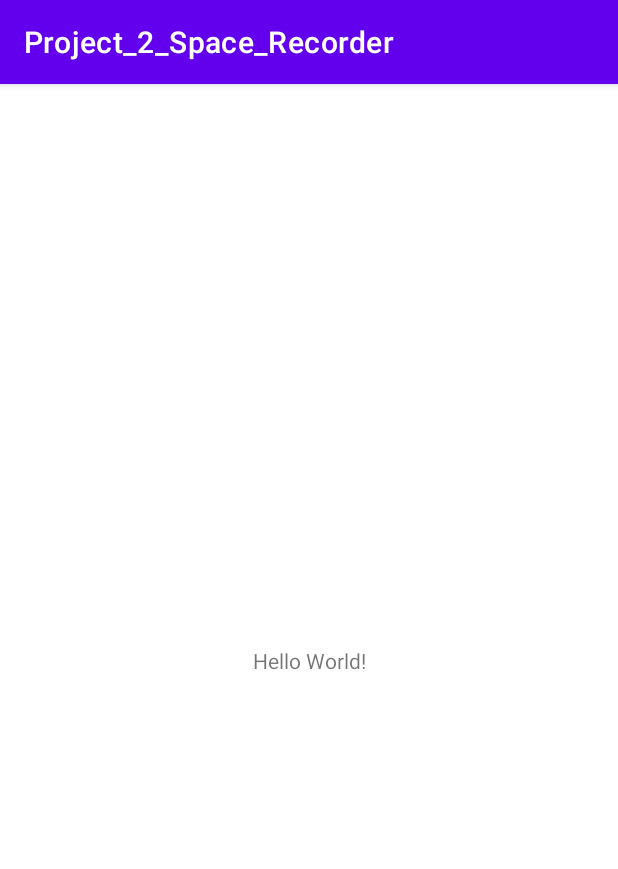
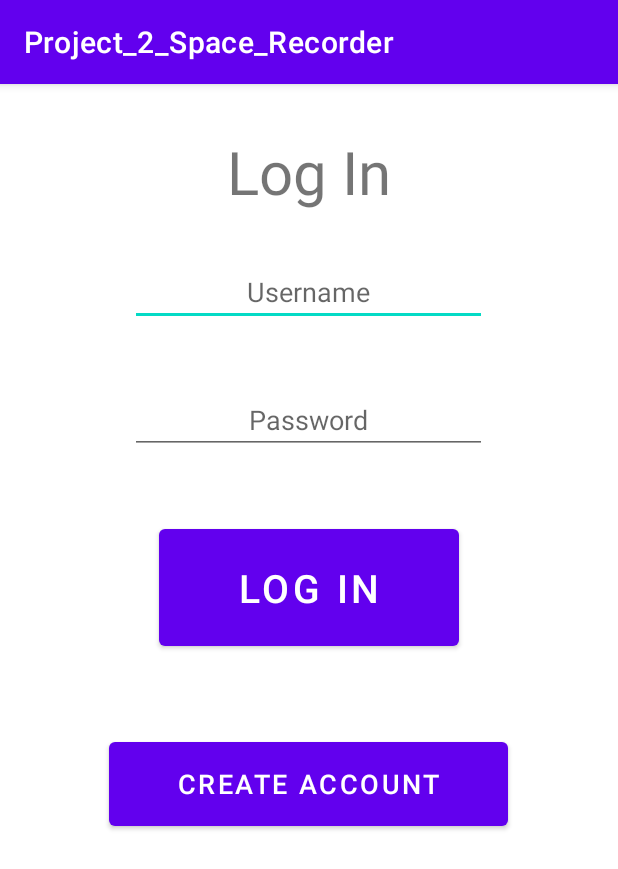
Before and after one commit to TomasDiazWahl/Project_2_Space_Recorder, an Android app: the screen it shows after launch (MainActivity), on a phone screen of 412 x 824 dp. Shown: the top 869 px of the screen. Run offline under Robolectric (Android 15) with nearby library versions, the phone set to English and light mode, and no system bars.

Commit message:
Something working

```diff
--- a/app/build.gradle
+++ b/app/build.gradle
@@ -32,7 +32,7 @@ android {
         sourceCompatibility JavaVersion.VERSION_1_8
         targetCompatibility JavaVersion.VERSION_1_8
     }
-    namespace 'Universe_DB'
+    namespace 'com.example.project_2_space_recorder'
 
     buildFeatures {
         viewBinding true
--- a/app/src/main/java/Universe_DB/AppDataBaseSpace.java
+++ b/app/src/main/java/Universe_DB/AppDataBaseSpace.java
@@ -1,5 +1,4 @@
 package Universe_DB;
-
 
 import android.content.Context;
 
--- a/app/src/main/java/com/example/project_2_space_recorder/MainActivity.java
+++ b/app/src/main/java/com/example/project_2_space_recorder/MainActivity.java
@@ -4,7 +4,7 @@ import android.os.Bundle;
 
 import androidx.appcompat.app.AppCompatActivity;
 
-import Universe_DB.R;
+import com.example.project_2_space_recorder.R;
 
 public class MainActivity extends AppCompatActivity {
 
--- a/app/src/main/res/layout/activity_main.xml
+++ b/app/src/main/res/layout/activity_main.xml
@@ -4,15 +4,69 @@
     xmlns:tools="http://schemas.android.com/tools"
     android:layout_width="match_parent"
     android:layout_height="match_parent"
-    tools:context=".MainActivity">
+    tools:context="com.example.project_2_space_recorder.MainActivity">
+
 
     <TextView
+        android:id="@+id/textView"
         android:layout_width="wrap_content"
         android:layout_height="wrap_content"
-        android:text="Hello World!"
-        app:layout_constraintBottom_toBottomOf="parent"
+        android:gravity="center"
+        android:text="@string/textview_login"
+        android:textSize="40sp"
+        app:layout_constraintBottom_toTopOf="@+id/edit_text_username"
         app:layout_constraintEnd_toEndOf="parent"
         app:layout_constraintStart_toStartOf="parent"
         app:layout_constraintTop_toTopOf="parent" />
 
+    <EditText
+        android:id="@+id/edit_text_username"
+        android:layout_width="238dp"
+        android:layout_height="45dp"
+        android:layout_marginTop="116dp"
+        android:gravity="center"
+        android:hint="@string/edit_text_username"
+        app:layout_constraintEnd_toEndOf="parent"
+        app:layout_constraintHorizontal_bias="0.497"
+        app:layout_constraintStart_toStartOf="parent"
+        app:layout_constraintTop_toTopOf="parent"
+        android:autofillHints="Username" />
+
+    <EditText
+        android:id="@+id/editText"
+        android:layout_width="238dp"
+        android:layout_height="45dp"
+        android:layout_marginTop="40dp"
+        android:gravity="center"
+        android:hint="@string/edit_text_password"
+        app:layout_constraintEnd_toEndOf="parent"
+        app:layout_constraintHorizontal_bias="0.497"
+        app:layout_constraintStart_toStartOf="parent"
+        app:layout_constraintTop_toBottomOf="@+id/edit_text_username" />
+
+    <Button
+        android:layout_width="200dp"
+        android:layout_height="90dp"
+        android:layout_marginTop="44dp"
+        android:gravity="center"
+        android:text="@string/button_log_in"
+        android:id="@+id/button_log_in"
+        android:textSize="26sp"
+        app:layout_constraintEnd_toEndOf="parent"
+        app:layout_constraintStart_toStartOf="parent"
+        app:layout_constraintTop_toBottomOf="@+id/editText" />
+
+    <Button
+        android:layout_width="266dp"
+        android:layout_height="68dp"
+        android:layout_marginTop="52dp"
+        android:gravity="center"
+        android:text="@string/button_create_account"
+        android:textSize="18sp"
+        app:layout_constraintEnd_toEndOf="parent"
+        app:layout_constraintHorizontal_bias="0.497"
+        app:layout_constraintStart_toStartOf="parent"
+        app:layout_constraintTop_toBottomOf="@+id/button_log_in" />
+
+
 </androidx.constraintlayout.widget.ConstraintLayout>
--- a/app/src/main/res/values/strings.xml
+++ b/app/src/main/res/values/strings.xml
@@ -1,3 +1,8 @@
 <resources>
     <string name="app_name">Project_2_Space_Recorder</string>
+    <string name="edit_text_username">Username</string>
+    <string name="edit_text_password">Password</string>
+    <string name="textview_login">Log In</string>
+    <string name="button_log_in">Log In</string>
+    <string name="button_create_account">Create Account</string>
 </resources>
```
